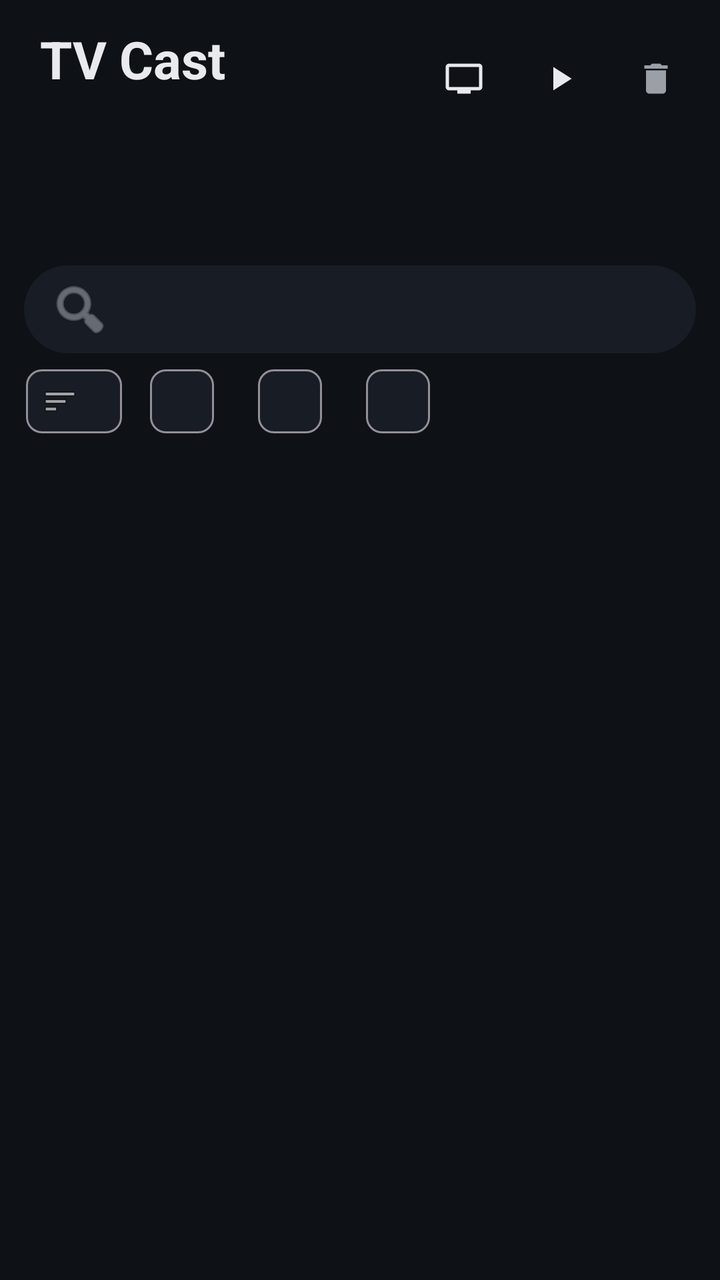
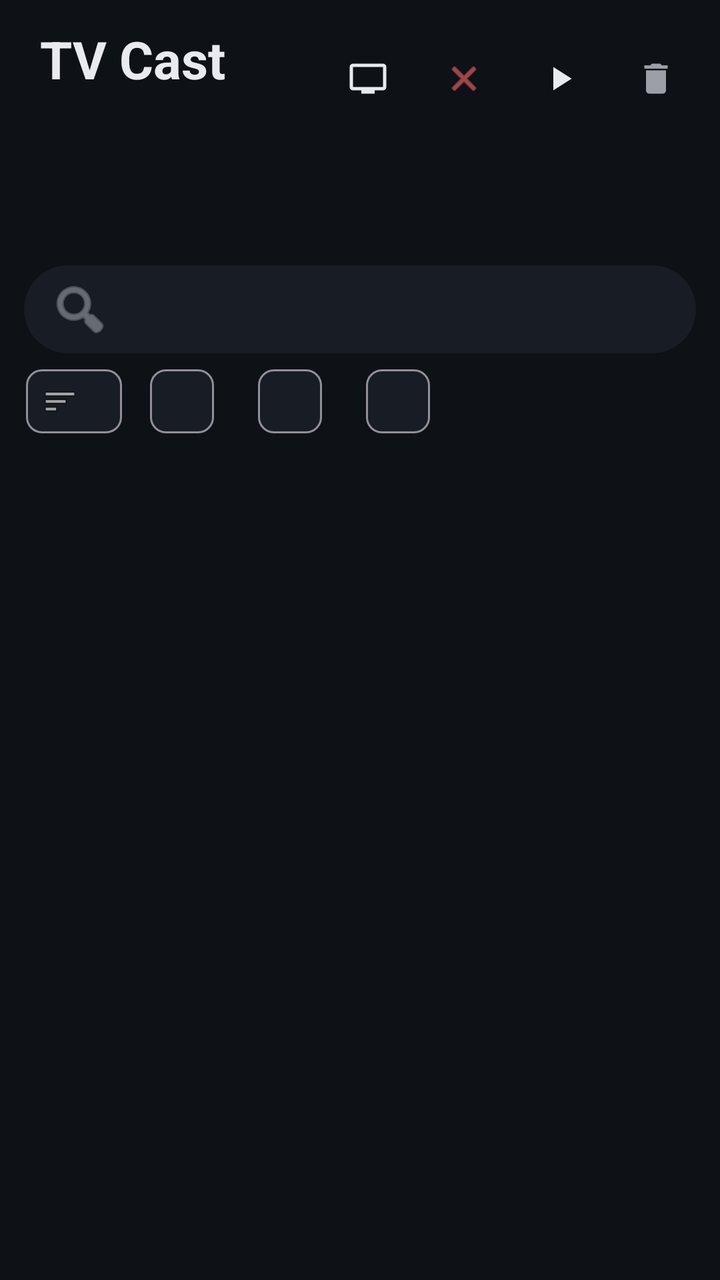

An Android layout rendered at two revisions. The XML below is the earlier revision; the diff shows what the commit changed to produce the second picture.
<!-- AndroidManifest.xml: application theme AppTheme -->
<!-- res/layout/activity_main.xml -->
<?xml version="1.0" encoding="utf-8"?>
<LinearLayout xmlns:android="http://schemas.android.com/apk/res/android"
    xmlns:app="http://schemas.android.com/apk/res-auto"
    android:layout_width="match_parent"
    android:layout_height="match_parent"
    android:fitsSystemWindows="true"
    android:orientation="vertical">

    <LinearLayout
        android:layout_width="match_parent"
        android:layout_height="wrap_content"
        android:gravity="center_vertical"
        android:orientation="horizontal"
        android:paddingStart="20dp"
        android:paddingTop="12dp"
        android:paddingEnd="8dp">

        <LinearLayout
            android:layout_width="0dp"
            android:layout_height="wrap_content"
            android:layout_weight="1"
            android:orientation="vertical">

            <TextView
                android:layout_width="wrap_content"
                android:layout_height="wrap_content"
                android:text="TV Cast"
                android:textColor="@color/text"
                android:textSize="26sp"
                android:textStyle="bold" />

            <TextView
                android:id="@+id/tvLabel"
                android:layout_width="wrap_content"
                android:layout_height="wrap_content"
                android:layout_marginTop="2dp"
                android:drawablePadding="6dp"
                android:ellipsize="end"
                android:gravity="center_vertical"
                android:maxLines="1"
                android:textColor="@color/text2"
                android:textSize="13sp" />
        </LinearLayout>

        <Button
            android:id="@+id/btnTv"
            style="@style/Widget.Material3.Button.IconButton"
            android:layout_width="wrap_content"
            android:layout_height="wrap_content"
            android:contentDescription="Select TV"
            app:icon="@drawable/ic_tv"
            app:iconTint="@color/text" />

        <Button
            android:id="@+id/btnRemote"
            style="@style/Widget.Material3.Button.IconButton"
            android:layout_width="wrap_content"
            android:layout_height="wrap_content"
            android:contentDescription="Remote"
            app:icon="@drawable/ic_play"
            app:iconTint="@color/text" />

        <Button
            android:id="@+id/btnClear"
            style="@style/Widget.Material3.Button.IconButton"
            android:layout_width="wrap_content"
            android:layout_height="wrap_content"
            android:contentDescription="Clear history"
            app:icon="@drawable/ic_delete"
            app:iconTint="@color/text2" />
    </LinearLayout>

    <com.google.android.material.tabs.TabLayout
        android:id="@+id/tabs"
        android:layout_width="match_parent"
        android:layout_height="wrap_content"
        android:layout_marginTop="8dp"
        android:background="@android:color/transparent"
        app:tabIndicatorColor="@color/accent"
        app:tabIndicatorFullWidth="false"
        app:tabIndicatorHeight="3dp"
        app:tabSelectedTextColor="@color/text"
        app:tabTextColor="@color/text2" />

    <EditText
        android:id="@+id/search"
        android:layout_width="match_parent"
        android:layout_height="44dp"
        android:layout_marginHorizontal="12dp"
        android:layout_marginTop="10dp"
        android:background="@drawable/search_bg"
        android:drawableStart="@android:drawable/ic_menu_search"
        android:drawablePadding="8dp"
        android:drawableTint="@color/text2"
        android:imeOptions="actionSearch"
        android:inputType="text"
        android:maxLines="1"
        android:paddingHorizontal="12dp"
        android:textColor="@color/text"
        android:textColorHint="@color/text2"
        android:textSize="14sp" />

    <HorizontalScrollView
        android:layout_width="match_parent"
        android:layout_height="wrap_content"
        android:scrollbars="none">

        <LinearLayout
            android:layout_width="wrap_content"
            android:layout_height="wrap_content"
            android:orientation="horizontal"
            android:paddingHorizontal="10dp">

            <com.google.android.material.chip.Chip
                android:id="@+id/chipSort"
                style="@style/Widget.Material3.Chip.Filter"
                android:layout_width="wrap_content"
                android:layout_height="wrap_content"
                android:layout_marginHorizontal="3dp"
                android:checkable="false"
                app:chipIcon="@android:drawable/ic_menu_sort_by_size"
                app:chipIconVisible="true" />

            <com.google.android.material.chip.Chip
                android:id="@+id/chipFolder"
                style="@style/Widget.Material3.Chip.Filter"
                android:layout_width="wrap_content"
                android:layout_height="wrap_content"
                android:layout_marginHorizontal="3dp"
                app:checkedIconVisible="false" />

            <com.google.android.material.chip.Chip
                android:id="@+id/chipShow"
                style="@style/Widget.Material3.Chip.Filter"
                android:layout_width="wrap_content"
                android:layout_height="wrap_content"
                android:layout_marginHorizontal="3dp"
                app:checkedIconVisible="false" />

            <com.google.android.material.chip.Chip
                android:id="@+id/chipReset"
                style="@style/Widget.Material3.Chip.Assist"
                android:layout_width="wrap_content"
                android:layout_height="wrap_content"
                android:layout_marginHorizontal="3dp"
                android:textColor="#FF6B6B" />
        </LinearLayout>
    </HorizontalScrollView>

    <FrameLayout
        android:layout_width="match_parent"
        android:layout_height="0dp"
        android:layout_weight="1">

        <androidx.recyclerview.widget.RecyclerView
            android:id="@+id/list"
            android:layout_width="match_parent"
            android:layout_height="match_parent"
            android:clipToPadding="false"
            android:padding="8dp" />

        <TextView
            android:id="@+id/empty"
            android:layout_width="wrap_content"
            android:layout_height="wrap_content"
            android:layout_gravity="center"
            android:gravity="center"
            android:padding="32dp"
            android:textColor="@color/text2"
            android:visibility="gone" />
    </FrameLayout>
</LinearLayout>
<!-- resources referenced by this layout -->
<resources>
  <color name="accent">#4F8CFF</color>
  <color name="text">#E8EAED</color>
  <color name="text2">#9AA0A6</color>
  <!-- drawable ic_delete (drawable) -->
  <vector xmlns:android="http://schemas.android.com/apk/res/android" android:width="24dp" android:height="24dp" android:viewportWidth="24" android:viewportHeight="24">
      <path android:fillColor="#FFFFFFFF" android:pathData="M6,19c0,1.1 0.9,2 2,2h8c1.1,0 2,-0.9 2,-2V7H6v12zM19,4h-3.5l-1,-1h-5l-1,1H5v2h14V4z" />
  </vector>
  <!-- drawable ic_play (drawable) -->
  <vector xmlns:android="http://schemas.android.com/apk/res/android" android:width="24dp" android:height="24dp" android:viewportWidth="24" android:viewportHeight="24">
      <path android:fillColor="#FFFFFFFF" android:pathData="M8,5v14l11,-7z" />
  </vector>
  <!-- drawable ic_tv (drawable) -->
  <vector xmlns:android="http://schemas.android.com/apk/res/android" android:width="24dp" android:height="24dp" android:viewportWidth="24" android:viewportHeight="24">
      <path android:fillColor="#FFFFFFFF" android:pathData="M21,3H3c-1.1,0 -2,0.9 -2,2v12c0,1.1 0.9,2 2,2h5v2h8v-2h5c1.1,0 1.99,-0.9 1.99,-2L23,5c0,-1.1 -0.9,-2 -2,-2zM21,17H3V5h18v12z" />
  </vector>
  <!-- drawable search_bg (drawable) -->
  <shape xmlns:android="http://schemas.android.com/apk/res/android">
      <corners android:radius="22dp" />
      <solid android:color="#181C24" />
  </shape>
  <style name="AppTheme" parent="Theme.Material3.Dark.NoActionBar">
          <item name="colorPrimary">@color/accent</item>
          <item name="colorOnPrimary">#FFFFFF</item>
          <item name="colorSecondaryContainer">@color/surface2</item>
          <item name="colorOnSecondaryContainer">@color/text</item>
          <item name="colorSurface">@color/surface</item>
          <item name="colorOnSurface">@color/text</item>
          <item name="colorSurfaceContainerHigh">@color/surface</item>
          <item name="android:colorBackground">@color/bg</item>
          <item name="android:windowBackground">@color/bg</item>
          <item name="android:statusBarColor">@color/bg</item>
          <item name="android:navigationBarColor">@color/bg</item>
      </style>
  <color name="surface2">#222733</color>
  <color name="surface">#181C24</color>
  <color name="bg">#0E1116</color>
</resources>

<!-- the commit's change to res/layout/activity_main.xml (unified diff, before → after) -->
@@ -50,6 +50,15 @@
             android:contentDescription="Select TV"
             app:icon="@drawable/ic_tv"
             app:iconTint="@color/text" />
+
+        <Button
+            android:id="@+id/btnDisconnect"
+            style="@style/Widget.Material3.Button.IconButton"
+            android:layout_width="wrap_content"
+            android:layout_height="wrap_content"
+            android:contentDescription="Disconnect from TV"
+            app:icon="@android:drawable/ic_menu_close_clear_cancel"
+            app:iconTint="#FF6B6B" />
 
         <Button
             android:id="@+id/btnRemote"
